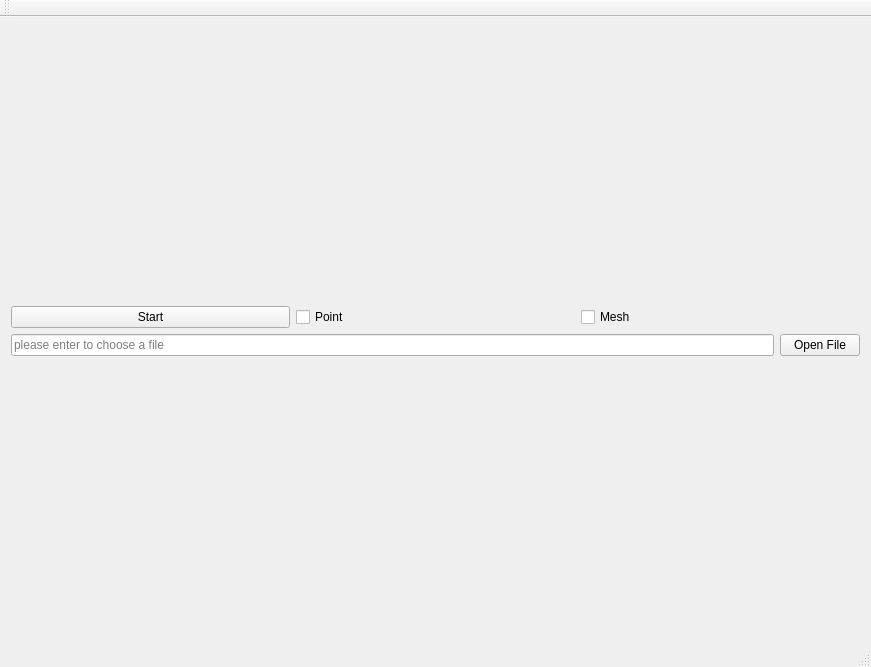
The window that UI/MainWindow.ui (xuexiaoxiaohu/OpenGL-Rendering-Master) describes before a commit, drawn with Qt 5.
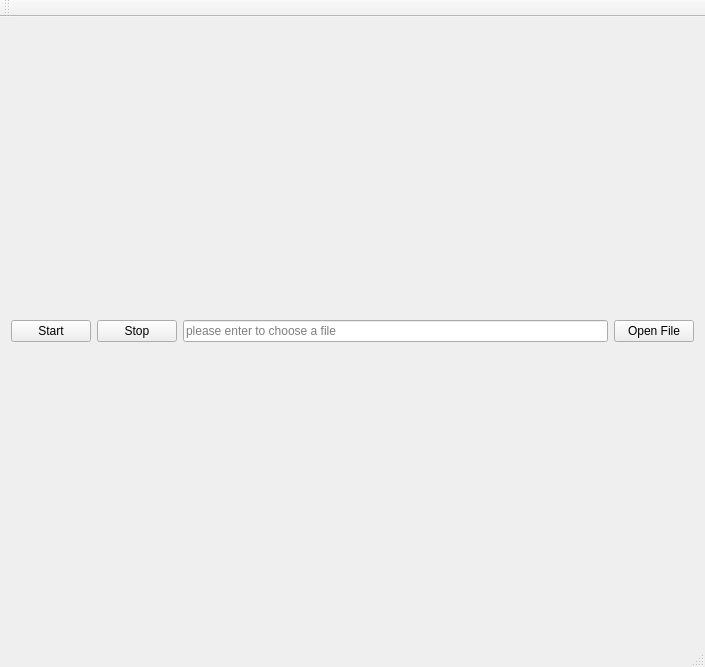
The same window after the commit.

```diff
--- a/UI/MainWindow.ui
+++ b/UI/MainWindow.ui
@@ -6,7 +6,7 @@
    <rect>
     <x>0</x>
     <y>0</y>
-    <width>871</width>
+    <width>705</width>
     <height>667</height>
    </rect>
   </property>
@@ -31,6 +31,8 @@
         <item>
          <layout class="QHBoxLayout" name="horizontalLayout">
           <item>
+           <layout class="QHBoxLayout" name="horizontalLayout_2">
+            <item>
            <widget class="QPushButton" name="startPushBtn">
             <property name="text">
              <string>Start</string>
@@ -38,35 +40,12 @@
            </widget>
           </item>
           <item>
-           <widget class="QCheckBox" name="pointCheckBox">
-            <property name="layoutDirection">
-             <enum>Qt::LeftToRight</enum>
-            </property>
+             <widget class="QPushButton" name="stopPushBtn">
             <property name="text">
-             <string>Point</string>
-            </property>
-            <property name="autoExclusive">
-             <bool>false</bool>
-            </property>
-           </widget>
-          </item>
-          <item>
-           <widget class="QCheckBox" name="meshCheckBox">
-            <property name="layoutDirection">
-             <enum>Qt::LeftToRight</enum>
-            </property>
-            <property name="text">
-             <string>Mesh</string>
-            </property>
-            <property name="autoExclusive">
-             <bool>false</bool>
-            </property>
-           </widget>
-          </item>
-         </layout>
-        </item>
-        <item>
-         <layout class="QHBoxLayout" name="horizontalLayout_2">
+               <string>Stop</string>
+              </property>
+             </widget>
+            </item>
           <item>
            <widget class="QLineEdit" name="fileLineEdit">
             <property name="text">
@@ -91,13 +70,15 @@
      </layout>
     </item>
    </layout>
+    </item>
+   </layout>
   </widget>
   <widget class="QMenuBar" name="menuBar">
    <property name="geometry">
     <rect>
      <x>0</x>
      <y>0</y>
-     <width>871</width>
+     <width>705</width>
      <height>26</height>
     </rect>
    </property>
```
Lines whose indentation alone changed are shown as unchanged.
